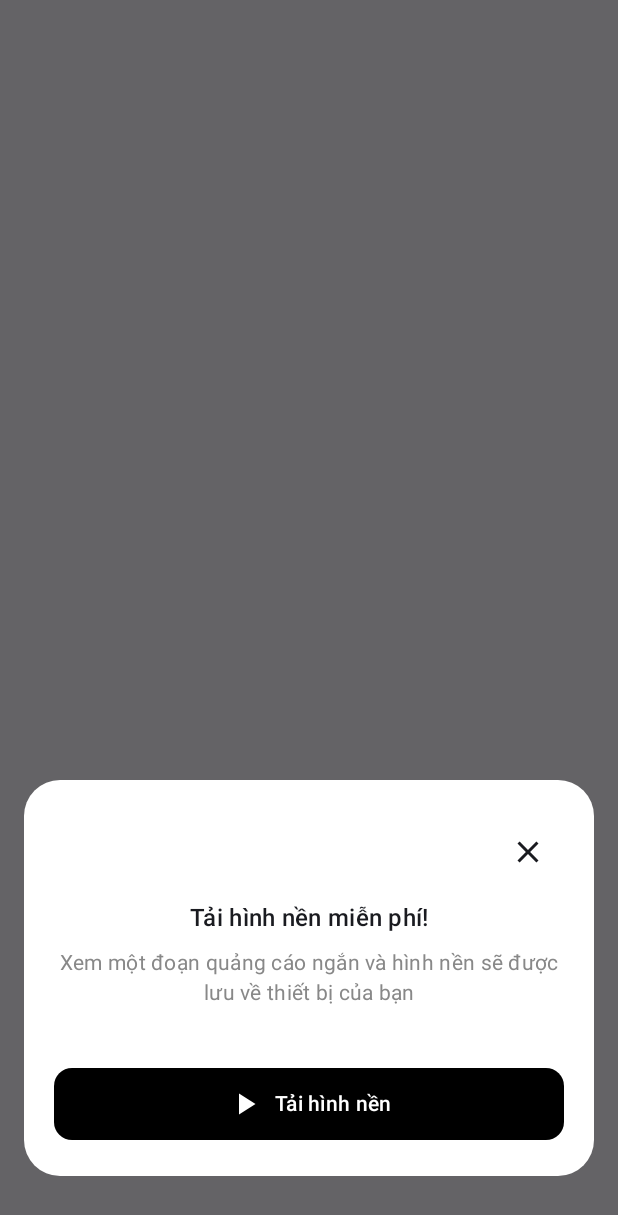
After one commit to Amory826/Wallpaper_app, an Android app built with Jetpack Compose: the composable DownloadWallpaperDialog shown on its own in the app's theme, on a phone screen of 412 x 824 dp. The commit adds this screen. Shown: the top 1215 px of the screen. Run offline under Robolectric (Android 15) with nearby library versions, the phone set to English and light mode, and no system bars.

Commit message:
update final v.1

```diff
--- a/app/src/main/java/com/example/wallpaper/MainActivity.kt
+++ b/app/src/main/java/com/example/wallpaper/MainActivity.kt
@@ -100,7 +100,6 @@ class MainActivity : ComponentActivity() {
                                     category = category,
                                     onFavoriteClick = {},
                                     onShareClick = {},
-                                    onDownloadClick = {}
                                 )
                             }
                         }
--- /dev/null
+++ b/app/src/main/java/com/example/wallpaper/Utils/DownloadWallpaperDialog.kt
@@ -0,0 +1,125 @@
+package com.example.wallpaper.Utils
+
+import androidx.compose.foundation.Image
+import androidx.compose.foundation.background
+import androidx.compose.foundation.layout.Box
+import androidx.compose.foundation.layout.Column
+import androidx.compose.foundation.layout.Spacer
+import androidx.compose.foundation.layout.fillMaxSize
+import androidx.compose.foundation.layout.fillMaxWidth
+import androidx.compose.foundation.layout.height
+import androidx.compose.foundation.layout.padding
+import androidx.compose.foundation.layout.width
+import androidx.compose.foundation.layout.wrapContentHeight
+import androidx.compose.foundation.shape.RoundedCornerShape
+import androidx.compose.material.icons.Icons
+import androidx.compose.material.icons.filled.Close
+import androidx.compose.material.icons.filled.PlayArrow
+import androidx.compose.material3.Button
+import androidx.compose.material3.ButtonDefaults
+import androidx.compose.material3.Card
+import androidx.compose.material3.CardDefaults
+import androidx.compose.material3.Icon
+import androidx.compose.material3.IconButton
+import androidx.compose.material3.MaterialTheme
+import androidx.compose.material3.Text
+import androidx.compose.runtime.Composable
+import androidx.compose.ui.Alignment
+import androidx.compose.ui.Modifier
+import androidx.compose.ui.graphics.Color
+import androidx.compose.ui.res.painterResource
+import androidx.compose.ui.text.style.TextAlign
+import androidx.compose.ui.unit.dp
+import androidx.compose.ui.window.Dialog
+import com.example.wallpaper.R
+
+@Composable
+fun DownloadWallpaperDialog(
+    onDismiss: () -> Unit,
+    onDownloadClick: () -> Unit
+) {
+    Dialog(
+        onDismissRequest = onDismiss,
+        properties = androidx.compose.ui.window.DialogProperties(
+            usePlatformDefaultWidth = false // Cho phép dùng full width tùy chỉnh
+        ),
+    ) {
+        Box(
+            modifier = Modifier
+                .fillMaxSize()
+                .padding(bottom = 16.dp)
+        ) {
+            // Card ở bottom center
+            Card(
+                shape = RoundedCornerShape(24.dp),
+                modifier = Modifier
+                    .fillMaxWidth()
+                    .wrapContentHeight()
+                    .align(Alignment.BottomCenter)
+                    .padding(horizontal = 16.dp, vertical = 24.dp),
+                colors = CardDefaults.cardColors(containerColor = Color.White)
+            ) {
+                Column(
+                    modifier = Modifier
+                        .padding(horizontal = 20.dp, vertical = 24.dp),
+                    horizontalAlignment = Alignment.CenterHorizontally
+                ) {
+                    // Close icon (đưa sát cạnh phải)
+                    Box(modifier = Modifier.fillMaxWidth()) {
+                        IconButton(
+                            onClick = onDismiss,
+                            modifier = Modifier.align(Alignment.TopEnd)
+                        ) {
+                            Icon(Icons.Default.Close, contentDescription = "Đóng")
+                        }
+                    }
+
+                    Spacer(modifier = Modifier.height(8.dp))
+
+                    Text(
+                        text = "Tải hình nền miễn phí!",
+                        style = MaterialTheme.typography.titleMedium,
+                        textAlign = TextAlign.Center
+                    )
+
+                    Spacer(modifier = Modifier.height(8.dp))
+
+                    Text(
+                        text = "Xem một đoạn quảng cáo ngắn và hình nền sẽ được lưu về thiết bị của bạn",
+                        style = MaterialTheme.typography.bodyMedium,
+                        color = Color.Gray,
+                        textAlign = TextAlign.Center
+                    )
+
+                    Spacer(modifier = Modifier.height(16.dp))
+
+//                    Image(
+//                        painter = painterResource(id = R.drawable.mo_di),
+//                        contentDescription = "Ads",
+//                        modifier = Modifier
+//                            .height(120.dp)
+//                            .width(120.dp)
+//                    )
+
+                    Spacer(modifier = Modifier.height(24.dp))
+
+                    Button(
+                        onClick = onDownloadClick,
+                        modifier = Modifier
+                            .fillMaxWidth()
+                            .height(48.dp),
+                        shape = RoundedCornerShape(12.dp),
+                        colors = ButtonDefaults.buttonColors(
+                            containerColor = Color.Black,
+                            contentColor = Color.White
+                        )
+                    ) {
+                        Icon(Icons.Default.PlayArrow, contentDescription = "Play")
+                        Spacer(modifier = Modifier.width(8.dp))
+                        Text("Tải hình nền")
+                    }
+                }
+            }
+        }
+    }
+}
```
Also changed, not shown: app/src/main/java/com/example/wallpaper/Utils/SuccessDownloadDialog.kt (added, +144 -0 lines), app/src/main/java/com/example/wallpaper/Utils/WallpaperDetail.kt (+28 -3 lines), app/src/main/java/com/example/wallpaper/screen/WallpaperHomeScreen.kt (+2 -5 lines), app/src/main/res/drawable/successcheck.png (added).
